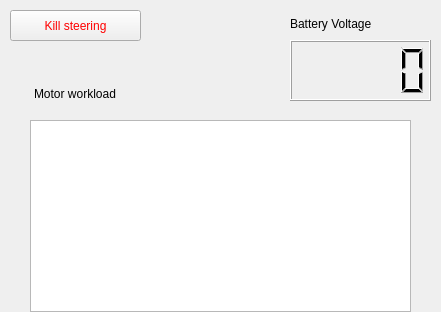
Old version of the form resource/Controls.ui in the repository CJTRobotics/rqt_controls.
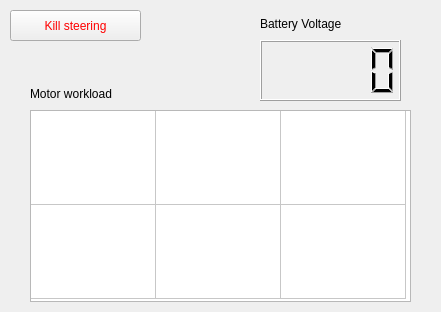
New version of the form.

Commit message: Add motor workload display

What changed in the file:
```diff
--- a/resource/Controls.ui
+++ b/resource/Controls.ui
@@ -38,7 +38,7 @@
   <widget class="QLCDNumber" name="BatteryPanel">
    <property name="geometry">
     <rect>
-     <x>290</x>
+     <x>260</x>
      <y>40</y>
      <width>141</width>
      <height>61</height>
@@ -48,7 +48,7 @@
   <widget class="QLabel" name="BatteryLabel">
    <property name="geometry">
     <rect>
-     <x>290</x>
+     <x>260</x>
      <y>10</y>
      <width>141</width>
      <height>27</height>
@@ -61,7 +61,7 @@
   <widget class="QLabel" name="MotorLabel">
    <property name="geometry">
     <rect>
-     <x>34</x>
+     <x>30</x>
      <y>80</y>
      <width>201</width>
      <height>27</height>
@@ -71,15 +71,77 @@
     <string>Motor workload</string>
    </property>
   </widget>
-  <widget class="QTableView" name="MotorTable">
+  <widget class="QTableWidget" name="MotorTable">
    <property name="geometry">
     <rect>
      <x>30</x>
-     <y>120</y>
+     <y>110</y>
      <width>381</width>
      <height>192</height>
     </rect>
    </property>
+   <property name="minimumSize">
+    <size>
+     <width>381</width>
+     <height>192</height>
+    </size>
+   </property>
+   <property name="baseSize">
+    <size>
+     <width>0</width>
+     <height>0</height>
+    </size>
+   </property>
+   <property name="lineWidth">
+    <number>1</number>
+   </property>
+   <property name="editTriggers">
+    <set>QAbstractItemView::NoEditTriggers</set>
+   </property>
+   <property name="showDropIndicator" stdset="0">
+    <bool>false</bool>
+   </property>
+   <property name="alternatingRowColors">
+    <bool>false</bool>
+   </property>
+   <property name="iconSize">
+    <size>
+     <width>4</width>
+     <height>4</height>
+    </size>
+   </property>
+   <property name="wordWrap">
+    <bool>false</bool>
+   </property>
+   <property name="rowCount">
+    <number>2</number>
+   </property>
+   <property name="columnCount">
+    <number>3</number>
+   </property>
+   <attribute name="horizontalHeaderVisible">
+    <bool>false</bool>
+   </attribute>
+   <attribute name="horizontalHeaderMinimumSectionSize">
+    <number>62</number>
+   </attribute>
+   <attribute name="horizontalHeaderDefaultSectionSize">
+    <number>125</number>
+   </attribute>
+   <attribute name="verticalHeaderVisible">
+    <bool>false</bool>
+   </attribute>
+   <attribute name="verticalHeaderMinimumSectionSize">
+    <number>47</number>
+   </attribute>
+   <attribute name="verticalHeaderDefaultSectionSize">
+    <number>94</number>
+   </attribute>
+   <row/>
+   <row/>
+   <column/>
+   <column/>
+   <column/>
   </widget>
  </widget>
  <resources/>
```
The commit also changes 1 other file.
